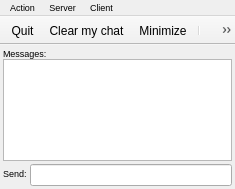
MValaguz/Echo, file source/qtdesigner/MChat_ui.ui: the form before one commit.
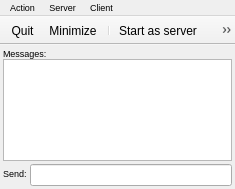
The form after the commit. Icons and pictures are not drawn.

What changed in the file:
```diff
--- a/source/qtdesigner/MChat_ui.ui
+++ b/source/qtdesigner/MChat_ui.ui
@@ -130,12 +130,12 @@
     <bool>false</bool>
    </attribute>
    <addaction name="actionExit"/>
-   <addaction name="actionClear_my_chat"/>
    <addaction name="actionMinimize"/>
    <addaction name="separator"/>
    <addaction name="actionStart_as_server"/>
    <addaction name="actionClient_connection"/>
    <addaction name="separator"/>
+   <addaction name="actionClear_my_chat"/>
    <addaction name="actionReduce_to_systray"/>
    <addaction name="actionMessage_systray"/>
    <addaction name="actionSplash_window"/>
```
Left out of the diff: 5 changed lines with no effect on the pictures.
